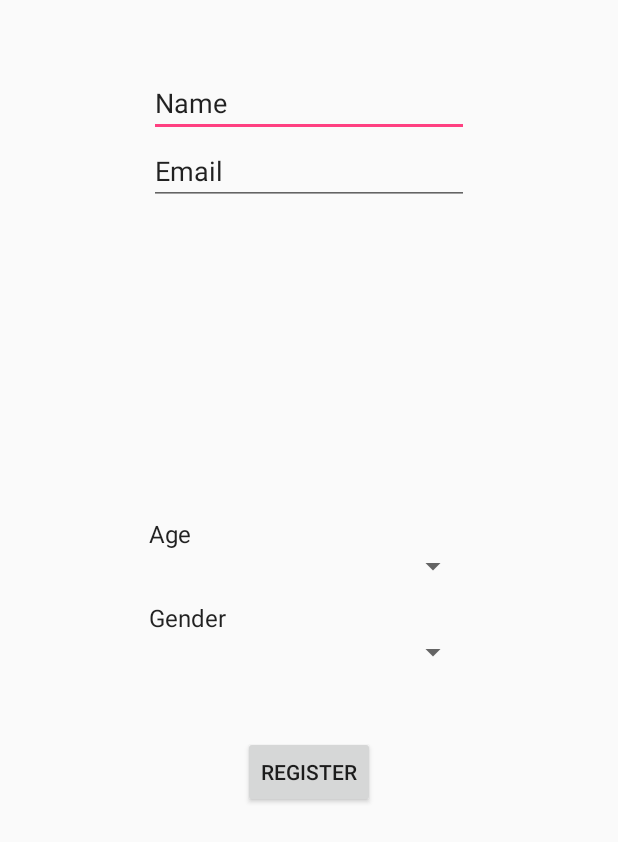
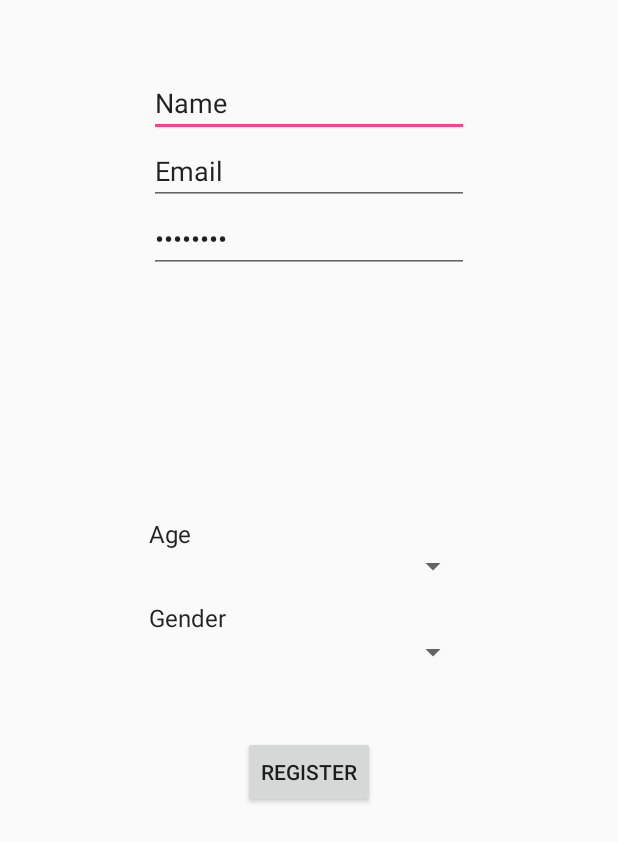
Before and after one commit to IvayloAsenov/GymBuddy, an Android app: the layout registration_screen.xml on its own in the app's theme, with its tools: preview values and no code run, on a phone screen of 412 x 824 dp. Shown: the top 842 px of the screen. Run offline under Robolectric (Android 15) with nearby library versions, the phone set to English and light mode, and no system bars.

Commit message:
Added SharedPreferences to SaveToFile(User newUser) method / Added password input

```diff
--- a/app/src/main/java/com/example/ivo/gymbuddy/RegistrationScreen.java
+++ b/app/src/main/java/com/example/ivo/gymbuddy/RegistrationScreen.java
@@ -15,6 +15,7 @@ import android.widget.Spinner;
 public class RegistrationScreen extends AppCompatActivity implements AgesGenders {
     EditText et_name;
     EditText et_email;
+    EditText et_password;
     Button b_register;
     Spinner s_age;
     Spinner s_gender;
@@ -24,6 +25,8 @@ public class RegistrationScreen extends AppCompatActivity implements AgesGenders
     protected void onCreate(Bundle savedInstanceState) {
         super.onCreate(savedInstanceState);
         setContentView(R.layout.registration_screen);
+
+        et_password = (EditText) findViewById(R.id.editText3);
 
         sf_users = new SaveFile(this);
 
@@ -54,9 +57,10 @@ public class RegistrationScreen extends AppCompatActivity implements AgesGenders
     protected User createUser() {
         String userName = et_name.getText().toString();
         String userEmail = et_email.getText().toString();
+        String userPassword = et_password.getText().toString();
         String userAge = s_age.getSelectedItem().toString();
         String userGender = s_gender.getSelectedItem().toString();
-        return new User(userName, userEmail, userAge, userGender);
+        return new User(userName, userEmail, userPassword, userAge, userGender);
     }
 
 }
--- a/app/src/main/res/layout/registration_screen.xml
+++ b/app/src/main/res/layout/registration_screen.xml
@@ -76,4 +76,15 @@
         android:layout_centerHorizontal="true"
         android:layout_marginTop="44dp"
         android:text="Register" />
+
+    <EditText
+        android:id="@+id/editText3"
+        android:layout_width="wrap_content"
+        android:layout_height="wrap_content"
+        android:layout_alignLeft="@+id/editText2"
+        android:layout_alignStart="@+id/editText2"
+        android:layout_below="@+id/editText2"
+        android:ems="10"
+        android:inputType="textPassword"
+        android:text="Password" />
 </RelativeLayout>
```
Also changed, not shown: app/src/main/java/com/example/ivo/gymbuddy/SaveFile.java (+11 -18 lines), app/src/main/java/com/example/ivo/gymbuddy/User.java (+5 -2 lines).
